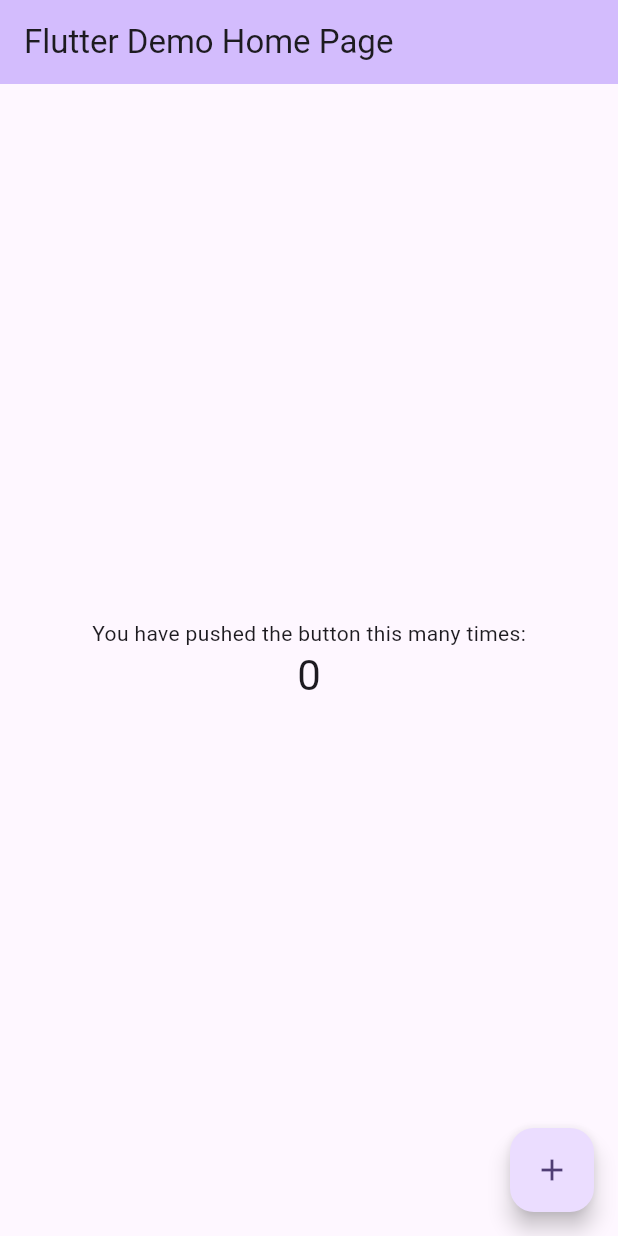
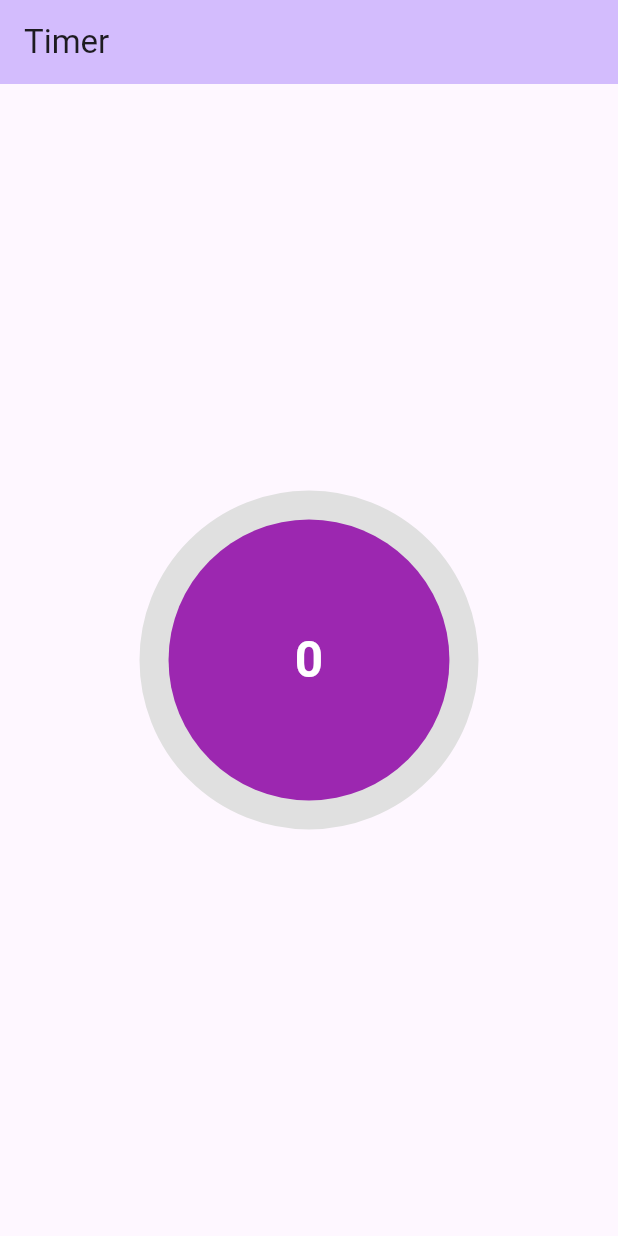
Before and after one commit to Hakondate/PomodoroApp, a Flutter app: the screen it shows after launch, on a phone screen of 412 x 824 dp. Run offline on Flutter 3.47's test engine with Material 3 defaults, Android fonts, the phone set to English and light mode, and no system bars; drawn by our look-alikes of circular_countdown_timer.

Commit message:
一旦ライブラリのタイマーを表示した

```diff
--- a/lib/main.dart
+++ b/lib/main.dart
@@ -1,4 +1,5 @@
 import 'package:flutter/material.dart';
+import 'timer.dart';
 
 void main() {
   runApp(const MyApp());
@@ -13,40 +14,16 @@ class MyApp extends StatelessWidget {
     return MaterialApp(
       title: 'Flutter Demo',
       theme: ThemeData(
-        // This is the theme of your application.
-        //
-        // TRY THIS: Try running your application with "flutter run". You'll see
-        // the application has a purple toolbar. Then, without quitting the app,
-        // try changing the seedColor in the colorScheme below to Colors.green
-        // and then invoke "hot reload" (save your changes or press the "hot
-        // reload" button in a Flutter-supported IDE, or press "r" if you used
-        // the command line to start the app).
-        //
-        // Notice that the counter didn't reset back to zero; the application
-        // state is not lost during the reload. To reset the state, use hot
-        // restart instead.
-        //
-        // This works for code too, not just values: Most code changes can be
-        // tested with just a hot reload.
         colorScheme: ColorScheme.fromSeed(seedColor: Colors.deepPurple),
         useMaterial3: true,
       ),
-      home: const MyHomePage(title: 'Flutter Demo Home Page'),
+      home: const Timer(title: 'Timer'),
     );
   }
 }
 
 class MyHomePage extends StatefulWidget {
   const MyHomePage({super.key, required this.title});
-
-  // This widget is the home page of your application. It is stateful, meaning
-  // that it has a State object (defined below) that contains fields that affect
-  // how it looks.
-
-  // This class is the configuration for the state. It holds the values (in this
-  // case the title) provided by the parent (in this case the App widget) and
-  // used by the build method of the State. Fields in a Widget subclass are
-  // always marked "final".
 
   final String title;
 
@@ -59,50 +36,19 @@ class _MyHomePageState extends State<MyHomePage> {
 
   void _incrementCounter() {
     setState(() {
-      // This call to setState tells the Flutter framework that something has
-      // changed in this State, which causes it to rerun the build method below
-      // so that the display can reflect the updated values. If we changed
-      // _counter without calling setState(), then the build method would not be
-      // called again, and so nothing would appear to happen.
       _counter++;
     });
   }
 
   @override
   Widget build(BuildContext context) {
-    // This method is rerun every time setState is called, for instance as done
-    // by the _incrementCounter method above.
-    //
-    // The Flutter framework has been optimized to make rerunning build methods
-    // fast, so that you can just rebuild anything that needs updating rather
-    // than having to individually change instances of widgets.
     return Scaffold(
       appBar: AppBar(
-        // TRY THIS: Try changing the color here to a specific color (to
-        // Colors.amber, perhaps?) and trigger a hot reload to see the AppBar
-        // change color while the other colors stay the same.
         backgroundColor: Theme.of(context).colorScheme.inversePrimary,
-        // Here we take the value from the MyHomePage object that was created by
-        // the App.build method, and use it to set our appbar title.
         title: Text(widget.title),
       ),
       body: Center(
-        // Center is a layout widget. It takes a single child and positions it
-        // in the middle of the parent.
         child: Column(
-          // Column is also a layout widget. It takes a list of children and
-          // arranges them vertically. By default, it sizes itself to fit its
-          // children horizontally, and tries to be as tall as its parent.
-          //
-          // Column has various properties to control how it sizes itself and
-          // how it positions its children. Here we use mainAxisAlignment to
-          // center the children vertically; the main axis here is the vertical
-          // axis because Columns are vertical (the cross axis would be
-          // horizontal).
-          //
-          // TRY THIS: Invoke "debug painting" (choose the "Toggle Debug Paint"
-          // action in the IDE, or press "p" in the console), to see the
-          // wireframe for each widget.
           mainAxisAlignment: MainAxisAlignment.center,
           children: <Widget>[
             const Text(
@@ -119,7 +65,7 @@ class _MyHomePageState extends State<MyHomePage> {
         onPressed: _incrementCounter,
         tooltip: 'Increment',
         child: const Icon(Icons.add),
-      ), // This trailing comma makes auto-formatting nicer for build methods.
+      ),
     );
   }
 }
--- /dev/null
+++ b/lib/timer.dart
@@ -0,0 +1,60 @@
+import 'package:flutter/material.dart';
+import 'package:circular_countdown_timer/circular_countdown_timer.dart';
+
+class Timer extends StatefulWidget {
+  const Timer({super.key, required this.title});
+
+  final String title;
+
+  @override
+  State<Timer> createState() => _TimerState();
+}
+
+class _TimerState extends State<Timer> {
+  @override
+  Widget build(BuildContext context) {
+    return Scaffold(
+      appBar: AppBar(
+        backgroundColor: Theme.of(context).colorScheme.inversePrimary,
+        title: Text(widget.title),
+      ),
+      body: Center(
+        child: Column(
+          mainAxisAlignment: MainAxisAlignment.center,
+          children: <Widget>[
+            CircularCountDownTimer(
+              duration: 20,
+              initialDuration: 0,
+              controller: CountDownController(),
+              width: MediaQuery.of(context).size.width / 2,
+              height: MediaQuery.of(context).size.height / 2,
+              ringColor: Colors.grey[300]!,
+              ringGradient: null,
+              fillColor: Colors.purpleAccent[100]!,
+              fillGradient: null,
+              backgroundColor: Colors.purple[500],
+              backgroundGradient: null,
+              strokeWidth: 20.0,
+              strokeCap: StrokeCap.round,
+              textStyle: const TextStyle(
+                  fontSize: 33.0,
+                  color: Colors.white,
+                  fontWeight: FontWeight.bold),
+              textFormat: CountdownTextFormat.S,
+              isReverse: false,
+              isReverseAnimation: false,
+              isTimerTextShown: true,
+              autoStart: true,
+              onStart: () {
+                // debugPrint('Countdown Started');
+              },
+              onComplete: () {
+                // debugPrint('Countdown Ended');
+              },
+            ),
+          ],
+        ),
+      ),
+    );
+  }
+}
--- a/pubspec.yaml
+++ b/pubspec.yaml
@@ -36,6 +36,7 @@ dependencies:
   cupertino_icons: ^1.0.8
   freezed_annotation: ^3.1.0
   drift: ^2.30.0
+  circular_countdown_timer: ^0.2.4
 
 dev_dependencies:
   flutter_test:
```
Also changed, not shown: pubspec.lock, 125 other files.
